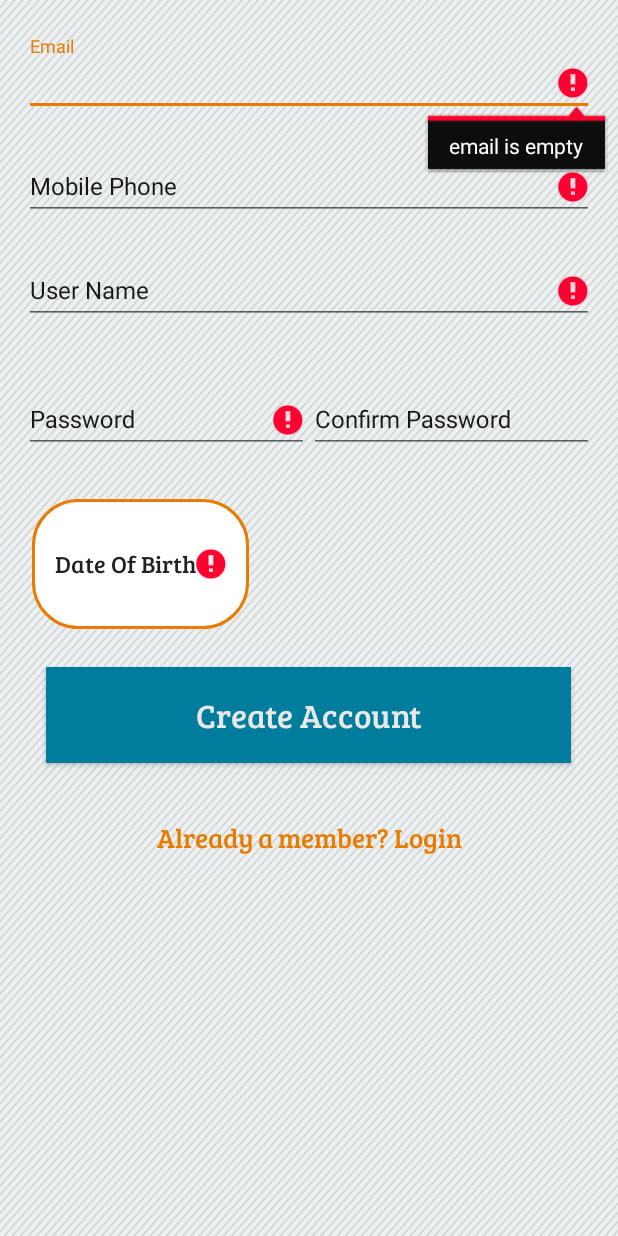
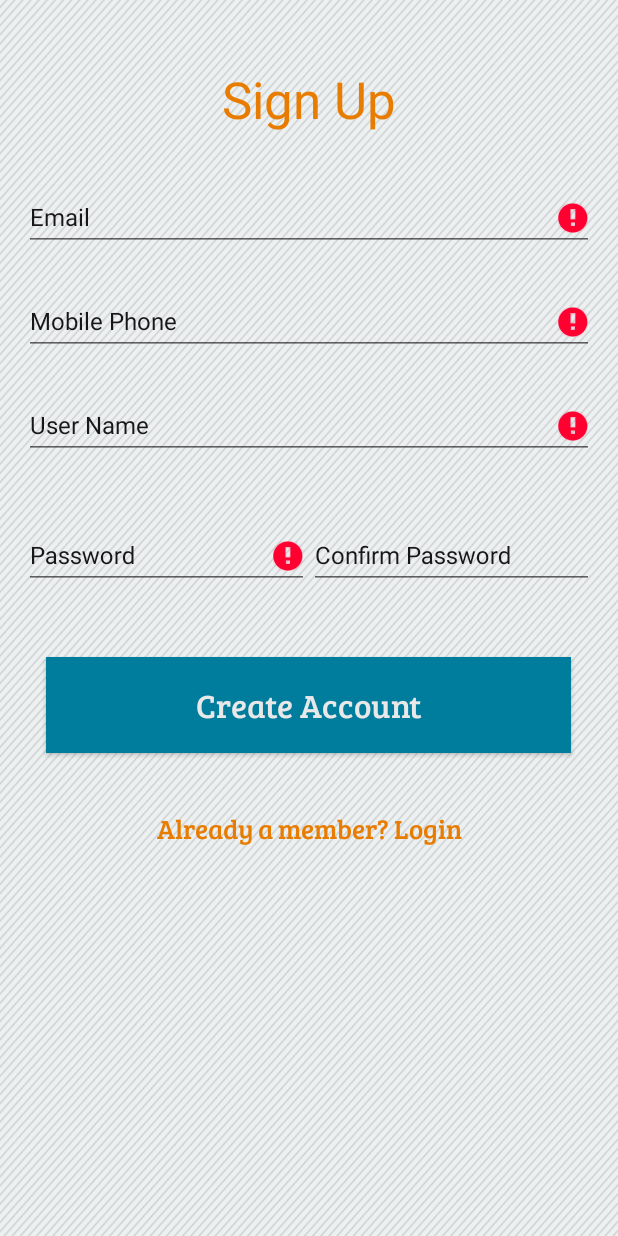
Before and after one commit to ndzalman/Calendar_Client, an Android app: the SignUpActivity screen opened directly, with no data from a screen before it, after a tap on "Create Account", on a phone screen of 412 x 824 dp. Run offline under Robolectric (Android 15) with nearby library versions, the phone set to English and light mode, and no system bars.

Commit message:
Design Fixes

```diff
--- a/app/build.gradle
+++ b/app/build.gradle
@@ -27,7 +27,7 @@
     compile 'com.google.code.gson:gson:2.2.4'
     compile 'com.prolificinteractive:material-calendarview:1.4.2'
     compile 'com.google.firebase:firebase-messaging:9.2.0'
-    compile 'com.android.support:support-annotations:25.0.1'
+    compile 'com.android.support:support-annotations:24.2.1'
     compile 'de.hdodenhof:circleimageview:2.1.0'
     compile 'com.squareup.picasso:picasso:2.4.0'
     compile 'com.google.android.gms:play-services-places:9.2.0'
--- a/app/src/main/AndroidManifest.xml
+++ b/app/src/main/AndroidManifest.xml
@@ -20,10 +20,14 @@
     <uses-permission android:name="android.permission.READ_EXTERNAL_STORAGE" />
     <uses-permission android:name="android.permission.CAMERA" />
 
+    <uses-feature android:name="android.hardware.camera"
+        android:required="true" />
+
     <!--&lt;!&ndash; Register the Alarm Receiver &ndash;&gt;-->
     <!--<receiver android:name="com.example.alarmmanagernotifcation.AlarmReceiver" />-->
 
     <application
+
         android:allowBackup="true"
         android:icon="@mipmap/ic_launcher"
         android:label="@string/app_name"
--- a/app/src/main/java/com/calendar_client/ui/DrawerActivity.java
+++ b/app/src/main/java/com/calendar_client/ui/DrawerActivity.java
@@ -85,8 +85,8 @@
                                 .setCalendarDisplayMode(CalendarMode.WEEKS)
                                 .commit();
                         break;
-                    case R.id.navigation_item_day:
-                        break;
+//                    case R.id.navigation_item_day:
+//                        break;
                     case R.id.navigation_item_schedule:
                         Intent eventsActivity = new Intent(DrawerActivity.this,EventsActivity.class);
                         startActivity(eventsActivity);
--- a/app/src/main/java/com/calendar_client/ui/MainActivity.java
+++ b/app/src/main/java/com/calendar_client/ui/MainActivity.java
@@ -26,10 +26,10 @@
         tabLayout = (TabLayout) findViewById(R.id.tabLayout);
 
         //Adding the tabs using addTab() method
-        tabLayout.addTab(tabLayout.newTab().setText("Event Details"));
+        tabLayout.addTab(tabLayout.newTab().setText(getString(R.string.tab_event_details)));
         Data data = Data.getInstance();
         if (data.isOnline()){
-            tabLayout.addTab(tabLayout.newTab().setText("Add Contact"));
+            tabLayout.addTab(tabLayout.newTab().setText(getString(R.string.tav_event_contacts)));
         }
         tabLayout.setTabGravity(TabLayout.GRAVITY_FILL);
 
--- a/app/src/main/java/com/calendar_client/ui/ProfileActivity.java
+++ b/app/src/main/java/com/calendar_client/ui/ProfileActivity.java
@@ -332,6 +332,7 @@
                     byte[] byteArray = null;
                     ByteArrayOutputStream stream = new ByteArrayOutputStream();
                     Log.e("DEBUG", "Bitmap is :" + bit);
+                    bit = Bitmap.createScaledBitmap(bit,350,350,false);
                     if( bit != null ) {
                         bit.compress(Bitmap.CompressFormat.JPEG, 50, stream);
                         byteArray = stream.toByteArray();
--- a/app/src/main/java/com/calendar_client/ui/SignUpActivity.java
+++ b/app/src/main/java/com/calendar_client/ui/SignUpActivity.java
@@ -272,13 +272,13 @@
             etConfirmPassword.setError(null);
         }
 
-        // date validation
-        if (date.equals(getResources().getString(R.string.sign_up_date))) {
-            tvDateOfBirth.setError(getResources().getString(R.string.sign_up_date_empty));
-            valid = false;
-        }else {
-            tvDateOfBirth.setError(null);
-        }
+//        // date validation
+//        if (date.equals(getResources().getString(R.string.sign_up_date))) {
+//            tvDateOfBirth.setError(getResources().getString(R.string.sign_up_date_empty));
+//            valid = false;
+//        }else {
+//            tvDateOfBirth.setError(null);
+//        }
 
         // phone number validation
         if (phoneNumber.isEmpty()) {
--- a/app/src/main/java/com/calendar_client/utils/ApplicationConstants.java
+++ b/app/src/main/java/com/calendar_client/utils/ApplicationConstants.java
@@ -2,7 +2,7 @@
 public class ApplicationConstants {
 
    //public static final String SERVER_IP = "10.0.2.2"; // nadav IP
-    private static final String SERVER_IP = "192.168.1.11"; // anael IP
+    private static final String SERVER_IP = "192.168.1.19"; // anael IP
 //   public static final String SERVER_IP = "localhost";
     private static final String PORT = "8080";
 
--- a/app/src/main/res/layout/activity_about.xml
+++ b/app/src/main/res/layout/activity_about.xml
@@ -26,7 +26,7 @@
 
     <TextView
         android:layout_below="@id/imgViewIcon"
-        android:text="שמות מפתחים"
+        android:text="@string/about_developers"
         android:gravity="start"
         android:layout_width="wrap_content"
         android:layout_height="wrap_content"
@@ -36,7 +36,7 @@
         android:textAppearance="@style/TextAppearance.AppCompat.Large" />
 
     <TextView
-        android:text="גרסת אפליקציה"
+        android:text="@string/about_app_version"
         android:gravity="start"
         android:layout_below="@id/tvNames"
         android:layout_width="wrap_content"
@@ -45,7 +45,7 @@
         android:textAppearance="@style/TextAppearance.AppCompat.Medium" />
 
     <TextView
-        android:text="קרדיטים"
+        android:text="@string/about_credits"
         android:gravity="start"
         android:layout_below="@id/tvVersion"
         android:layout_width="wrap_content"
--- a/app/src/main/res/layout/activity_profile.xml
+++ b/app/src/main/res/layout/activity_profile.xml
@@ -7,6 +7,7 @@
     android:orientation="vertical"
     android:id="@+id/layout"
     android:fitsSystemWindows="true"
+    android:background="@drawable/calendario_background"
     android:fillViewport="true">
 
 
--- a/app/src/main/res/layout/activity_sign_up.xml
+++ b/app/src/main/res/layout/activity_sign_up.xml
@@ -52,16 +52,16 @@
         android:weightSum="10.5"
         android:layout_weight="1.12">
 
-    <!--<TextView-->
-        <!--android:layout_marginTop="10dp"-->
-        <!--android:id="@+id/tvTitle"-->
-        <!--android:layout_width="match_parent"-->
-        <!--android:layout_height="wrap_content"-->
-        <!--android:textColor="@color/colorPrimary"-->
-        <!--android:layout_weight="1"-->
-        <!--android:gravity="center"-->
-        <!--android:text="@string/sign_up_title"-->
-        <!--android:textAppearance="?android:attr/textAppearanceLarge" />-->
+    <TextView
+        android:layout_marginTop="10dp"
+        android:id="@+id/tvTitle"
+        android:layout_width="match_parent"
+        android:layout_height="wrap_content"
+        android:layout_weight="1"
+        android:textColor="@color/colorPrimary"
+        android:gravity="center"
+        android:text="@string/sign_up_title"
+        android:textAppearance="@style/TextAppearance.AppCompat.Display1" />
 
 
 
@@ -185,7 +185,9 @@
         android:nextFocusDown="@+id/btnSignUp"
         android:text="@string/sign_up_date"
         android:gravity="center"
-        android:textAppearance="@style/TextAppearance.AppCompat.Subhead" />
+        android:textAppearance="@style/TextAppearance.AppCompat.Subhead"
+        android:visibility="gone"
+        />
 
 
     <android.support.v7.widget.AppCompatButton
```
Also changed, not shown: app/src/main/res/layout/single_event.xml (+13 -5 lines), app/src/main/res/menu/drawer.xml (+4 -4 lines), app/src/main/res/values/strings.xml (+11 -3 lines), 2 other files.
